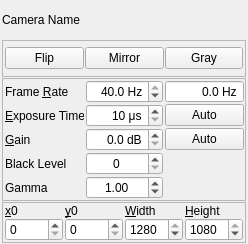
Old version of the form QSpinnakerWidget.ui in the repository davidgrier/QVideo.
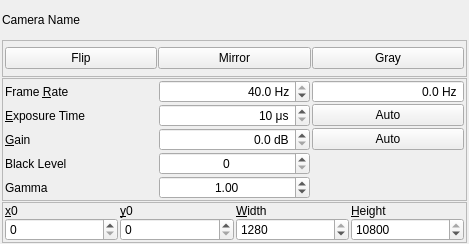
New version of the form.

What changed in the file:
```diff
--- a/QSpinnakerWidget.ui
+++ b/QSpinnakerWidget.ui
@@ -6,7 +6,7 @@
    <rect>
     <x>0</x>
     <y>0</y>
-    <width>248</width>
+    <width>469</width>
     <height>244</height>
    </rect>
   </property>
@@ -383,6 +383,9 @@
         <property name="statusTip">
          <string>Camera ROI: height</string>
         </property>
+        <property name="suffix">
+         <string>0</string>
+        </property>
         <property name="minimum">
          <number>16</number>
         </property>
```
